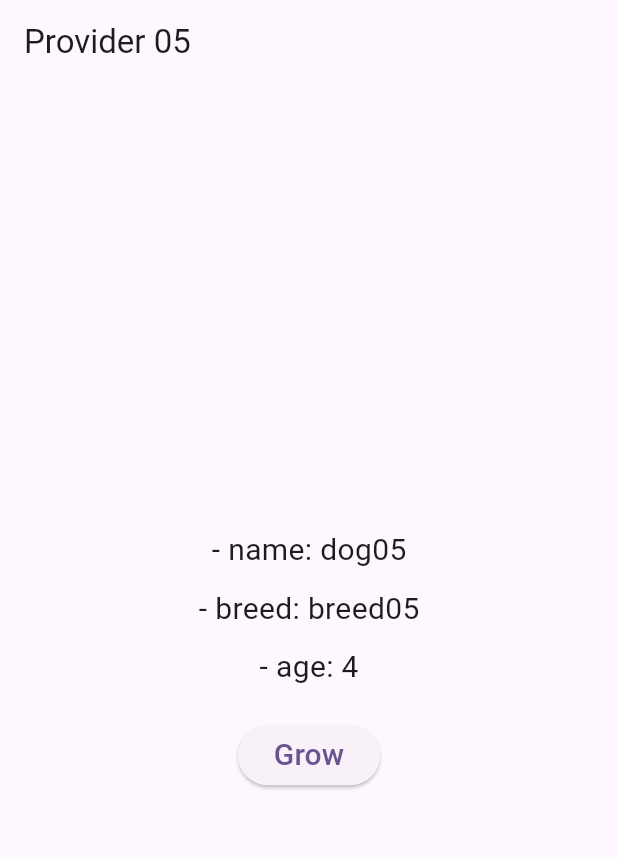
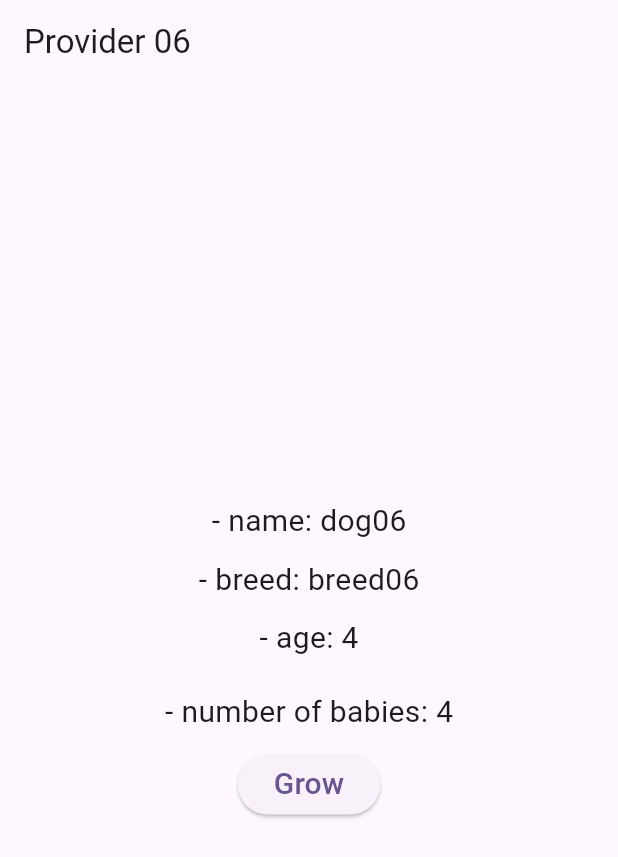
Before and after one commit to DONGL3XD/Learn_Flutter, a Flutter app: the screen it shows after launch, after a tap on "Grow", on a phone screen of 412 x 824 dp. Shown: the top 857 px of the screen. Run offline on Flutter 3.47's test engine with Material 3 defaults, Android fonts, the phone set to English and light mode, and no system bars.

Commit message:
25.04.23 ~Chapter 13

```diff
--- a/lib/main.dart
+++ b/lib/main.dart
@@ -5,6 +5,7 @@
 
 import 'package:flutter/material.dart';
 import 'package:flutter/rendering.dart';
+import 'package:myapp/models/babies.dart';
 import 'package:myapp/models/dog.dart';
 import 'package:provider/provider.dart';
 
@@ -18,10 +19,22 @@ class MyApp extends StatelessWidget {
   // This widget is the root of your application.
   @override
   Widget build(BuildContext context) {
-    return ChangeNotifierProvider<Dog>(
-      create: (context) => Dog(name: 'dog05', breed: 'breed05', age: 3),
+    return MultiProvider(
+      providers: [
+        ChangeNotifierProvider<Dog>(
+          create: (context) => Dog(name: 'dog06', breed: 'breed06', age: 3),
+        ),
+        FutureProvider<int>(
+          initialData: 0,
+          create: (context) {
+            final int dogAge = context.read<Dog>().age;
+            final babies = Babies(age: dogAge);
+            return babies.getBabies();
+          },
+        ),
+      ],
       child: MaterialApp(
-        title: 'Provider05',
+        title: 'Provider06',
         theme: ThemeData(
           colorScheme: ColorScheme.fromSeed(seedColor: Colors.deepPurple),
           useMaterial3: true,
@@ -49,7 +62,7 @@ class _MyHomePageState extends State<MyHomePage> {
     // fast, so that you can just rebuild anything that needs updating rather
     // than having to individually change instances of widgets.
     return Scaffold(
-      appBar: AppBar(title: Text("Provider 05")),
+      appBar: AppBar(title: Text("Provider 06")),
       body: Center(
         child: Column(
           mainAxisAlignment: MainAxisAlignment.center,
@@ -97,6 +110,11 @@ class Age extends StatelessWidget {
           style: TextStyle(fontSize: 20),
         ),
         SizedBox(height: 20),
+        Text(
+          '- number of babies: ${context.watch<int>()}',
+          style: TextStyle(fontSize: 20),
+        ),
+        SizedBox(height: 10),
         ElevatedButton(
           onPressed: () => context.read<Dog>().grow(),
           child: Text('Grow', style: TextStyle(fontSize: 20)),
--- /dev/null
+++ b/lib/models/babies.dart
@@ -0,0 +1,17 @@
+class Babies {
+  final int age;
+
+  Babies({required this.age});
+
+  Future<int> getBabies() async {
+    await Future.delayed(Duration(seconds: 3));
+
+    if (age > 1 && age < 5) {
+      return 4;
+    } else if (age <= 1) {
+      return 0;
+    } else {
+      return 2;
+    }
+  }
+}
```
